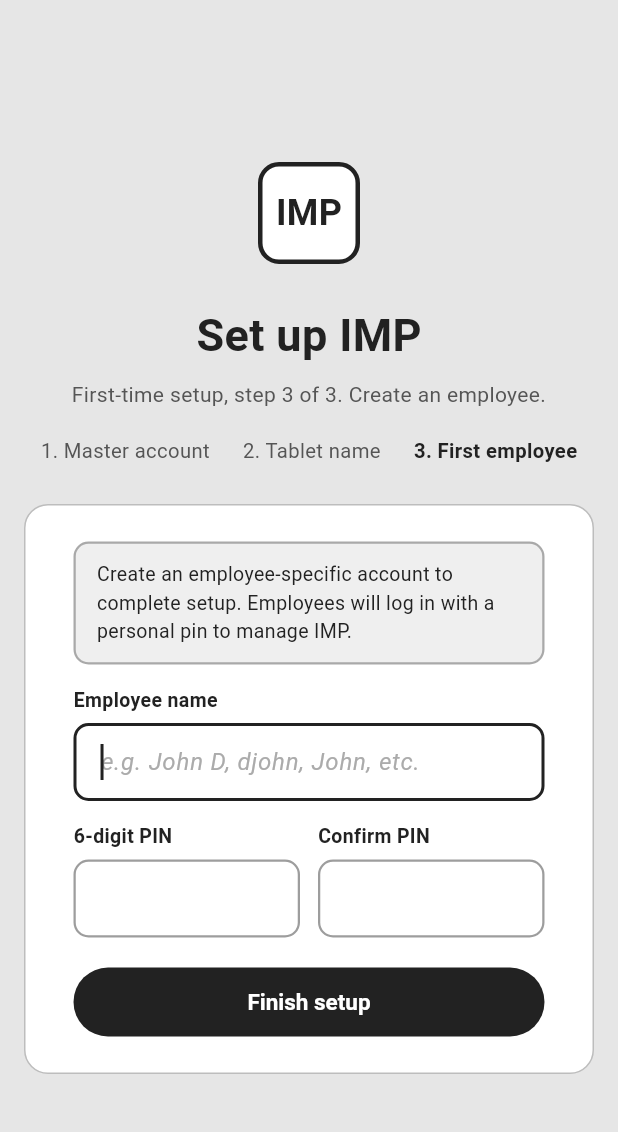
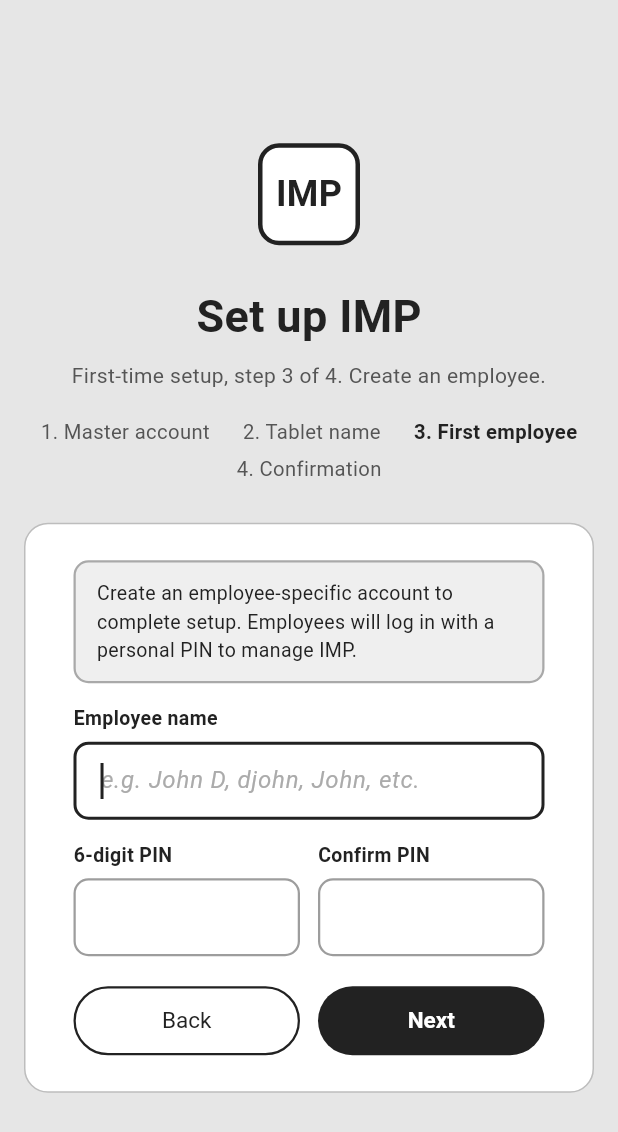
Before and after one commit to lulixs/ToP, a Flutter app: the FirstEmployeePage widget shown alone on an empty page, opened directly with empty values, on a phone screen of 412 x 824 dp. Shown: the top 1132 px of the screen. Run offline on Flutter 3.47's test engine with Material 3 defaults, Android fonts, the phone set to English and light mode, and no system bars; Roboto replaces fonts that are missing (Arial).

Commit message:
Setup: Back buttons, Confirmation step, step counts out of 4
Pages 2 to 4 get a Back button next to Next. A new Confirmation step
summarizes everything entered, with the password and PIN hidden until
revealed. SetupLayout now writes the "step x of 4" counter itself.

Co-Authored-By: Claude Opus 5.5 <noreply@anthropic.com>

```diff
--- a/lib/screens/setup/first_employee_page.dart
+++ b/lib/screens/setup/first_employee_page.dart
@@ -8,9 +8,9 @@ import 'setup_layout.dart';
 /// signed in when setup is done. Setup cannot be finished without one (D-133).
 class FirstEmployeePage extends StatefulWidget {
   /// Called with the trimmed name and the PIN once every field is valid.
-  final void Function(String name, String pin) onFinish;
+  final void Function(String name, String pin) onNext;
 
-  const FirstEmployeePage({super.key, required this.onFinish});
+  const FirstEmployeePage({super.key, required this.onNext});
 
   @override
   State<FirstEmployeePage> createState() => _FirstEmployeePageState();
@@ -36,9 +36,9 @@ class _FirstEmployeePageState extends State<FirstEmployeePage> {
     super.dispose();
   }
 
-  void _finish() {
+  void _next() {
     if (_formKey.currentState!.validate()) {
-      widget.onFinish(_name.text.trim(), _pin.text);
+      widget.onNext(_name.text.trim(), _pin.text);
     }
   }
 
@@ -51,7 +51,7 @@ class _FirstEmployeePageState extends State<FirstEmployeePage> {
 
     return SetupLayout(
       step: 3,
-      subtitle: 'First-time setup, step 3 of 3. Create an employee.',
+      subtitle: 'Create an employee.',
       child: Form(
         key: _formKey,
         child: Column(
@@ -59,7 +59,7 @@ class _FirstEmployeePageState extends State<FirstEmployeePage> {
           children: [
             NoteBox(
               'Create an employee-specific account to complete setup. '
-              'Employees will log in with a personal pin to manage IMP.'
+              'Employees will log in with a personal PIN to manage IMP.'
             ),
             const FieldLabel('Employee name'),
             TextFormField(
@@ -101,7 +101,7 @@ class _FirstEmployeePageState extends State<FirstEmployeePage> {
                         keyboardType: TextInputType.number,
                         inputFormatters: pinFormatters,
                         validator: (value) => value != _pin.text ? 'PINs do not match' : null,
-                        onFieldSubmitted: (_) => _finish(),
+                        onFieldSubmitted: (_) => _next(),
                       ),
                     ],
                   ),
@@ -109,7 +109,7 @@ class _FirstEmployeePageState extends State<FirstEmployeePage> {
               ],
             ),
             const SizedBox(height: 20),
-            PrimaryButton('Finish setup', onPressed: _finish),
+            SetupButtons(onNext: _next),
           ],
         ),
       ),
--- a/lib/screens/setup/master_account_page.dart
+++ b/lib/screens/setup/master_account_page.dart
@@ -44,7 +44,7 @@ class _MasterAccountPageState extends State<MasterAccountPage> {
   Widget build(BuildContext context) {
     return SetupLayout(
       step: 1,
-      subtitle: 'First-time setup, step 1 of 3. Create the master account.',
+      subtitle: 'Create the master account.',
       child: Form(
         key: _formKey,
         child: Column(
@@ -52,7 +52,7 @@ class _MasterAccountPageState extends State<MasterAccountPage> {
           children: [
             const NoteBox(
               'Welcome to IMP! Please set up the store\'s master account below. '
-              'The password below will be used for account authetication and privilege elevation.',
+              'The password below will be used for account authentication and privilege elevation.',
             ),
             const FieldLabel('Email'),
             TextFormField(
--- a/lib/screens/setup/setup_layout.dart
+++ b/lib/screens/setup/setup_layout.dart
@@ -3,12 +3,14 @@ import 'package:flutter/material.dart';
 import '../../theme.dart';
 import '../../widgets/common.dart';
 
-/// The frame shared by the three first-time setup steps (wireframes 01c to 01e):
-/// logo, title, subtitle, the list of steps, and a white card for the step's form.
+/// The frame shared by the first-time setup steps (wireframes 01c to 01e, plus
+/// Confirmation): logo, title, subtitle, the list of steps, and a white card for
+/// the step's form.
 class SetupLayout extends StatelessWidget {
-  static const steps = ['Master account', 'Tablet name', 'First employee'];
+  static const steps = ['Master account', 'Tablet name', 'First employee', 'Confirmation'];
 
-  final int step; // 1, 2, or 3
+  final int step; // 1 to steps.length
+  /// Shown after "First-time setup, step x of y." The step count is added here.
   final String subtitle;
   final Widget child;
 
@@ -29,7 +31,7 @@ class SetupLayout extends StatelessWidget {
                 const Text('Set up IMP', style: TextStyle(fontSize: 30, fontWeight: FontWeight.w700)),
                 const SizedBox(height: 8),
                 Text(
-                  subtitle,
+                  'First-time setup, step $step of ${steps.length}. $subtitle',
                   textAlign: TextAlign.center,
                   style: const TextStyle(fontSize: 14, color: AppColors.ink2),
                 ),
@@ -69,3 +71,23 @@ class SetupLayout extends StatelessWidget {
     );
   }
 }
+
+/// Back and Next side by side, for every setup step after the first. Back returns
+/// to the previous step, which still has its fields filled in.
+class SetupButtons extends StatelessWidget {
+  final String nextLabel;
+  final VoidCallback onNext;
+
+  const SetupButtons({super.key, this.nextLabel = 'Next', required this.onNext});
+
+  @override
+  Widget build(BuildContext context) {
+    return Row(
+      children: [
+        Expanded(child: SecondaryButton('Back', onPressed: () => Navigator.of(context).pop())),
+        const SizedBox(width: 12),
+        Expanded(child: PrimaryButton(nextLabel, onPressed: onNext)),
+      ],
+    );
+  }
+}
--- a/lib/screens/setup/tablet_name_page.dart
+++ b/lib/screens/setup/tablet_name_page.dart
@@ -38,7 +38,7 @@ class _TabletNamePageState extends State<TabletNamePage> {
   Widget build(BuildContext context) {
     return SetupLayout(
       step: 2,
-      subtitle: 'First-time setup, step 2 of 3. Name this device.',
+      subtitle: 'Name this device.',
       child: Form(
         key: _formKey,
         child: Column(
@@ -54,7 +54,7 @@ class _TabletNamePageState extends State<TabletNamePage> {
               onFieldSubmitted: (_) => _next(),
             ),
             const SizedBox(height: 20),
-            PrimaryButton('Next', onPressed: _next),
+            SetupButtons(onNext: _next),
           ],
         ),
       ),
--- a/lib/widgets/common.dart
+++ b/lib/widgets/common.dart
@@ -96,3 +96,28 @@ class PrimaryButton extends StatelessWidget {
     );
   }
 }
+
+/// Full-width outlined pill button, like "Back" on the setup screens.
+class SecondaryButton extends StatelessWidget {
+  final String label;
+  final VoidCallback? onPressed;
+  const SecondaryButton(this.label, {super.key, this.onPressed});
+
+  @override
+  Widget build(BuildContext context) {
+    return SizedBox(
+      width: double.infinity,
+      height: 46,
+      child: OutlinedButton(
+        onPressed: onPressed,
+        style: OutlinedButton.styleFrom(
+          backgroundColor: AppColors.card,
+          foregroundColor: AppColors.ink,
+          side: const BorderSide(color: AppColors.ink, width: 1.5),
+          textStyle: const TextStyle(fontSize: 15),
+        ),
+        child: Text(label),
+      ),
+    );
+  }
+}
```
Also changed, not shown: lib/screens/setup/confirmation_page.dart (added, +96 -0 lines), lib/screens/setup/first_setup_data.dart (added, +17 -0 lines), lib/screens/setup/first_setup_flow.dart (+17 -27 lines), 3 other files.
